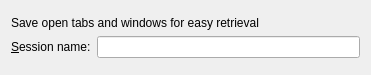
KDE/konqueror, file konqueror/src/konqnewsessiondlg_base.ui: the form before one commit.
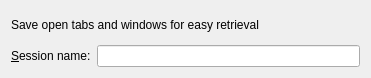
The form after the commit. Custom widgets are drawn as their Qt base class.

Commit message: Allow to wordwrap => fix size when text is translated

```diff
--- a/konqueror/src/konqnewsessiondlg_base.ui
+++ b/konqueror/src/konqnewsessiondlg_base.ui
@@ -32,6 +32,9 @@
        <property name="text" >
         <string>Save open tabs and windows for easy retrieval</string>
        </property>
+       <property name="wordWrap">
+        <bool>true</bool>
+       </property>
        <property name="buddy" >
         <cstring>m_pSessionName</cstring>
        </property>
```
